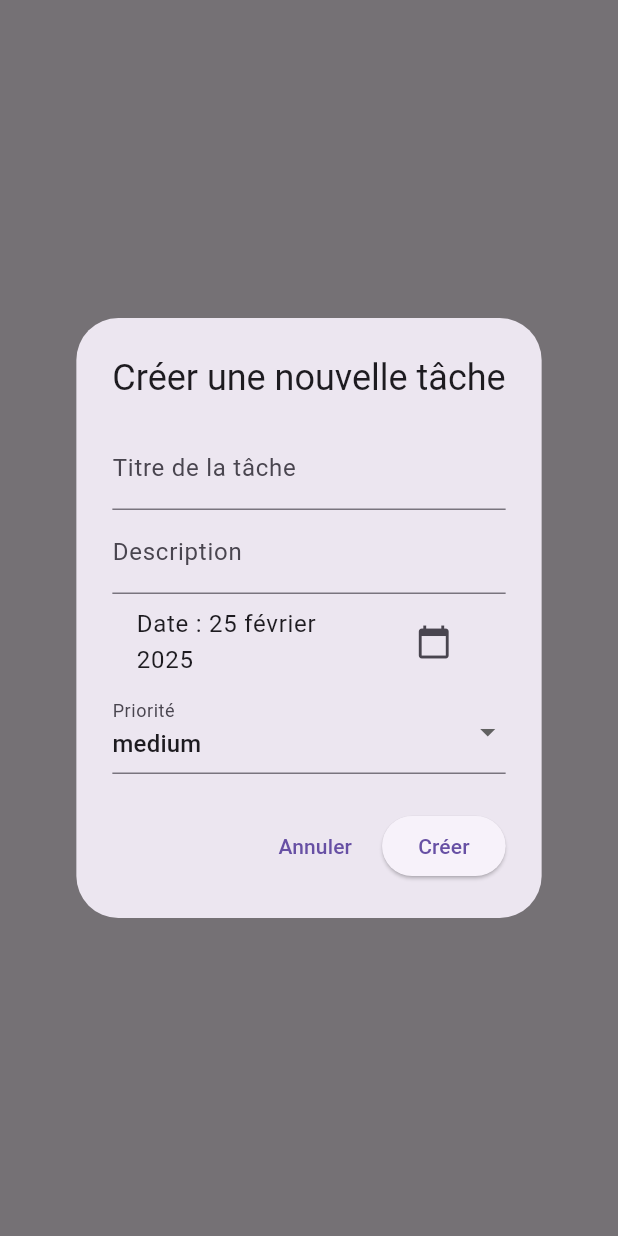
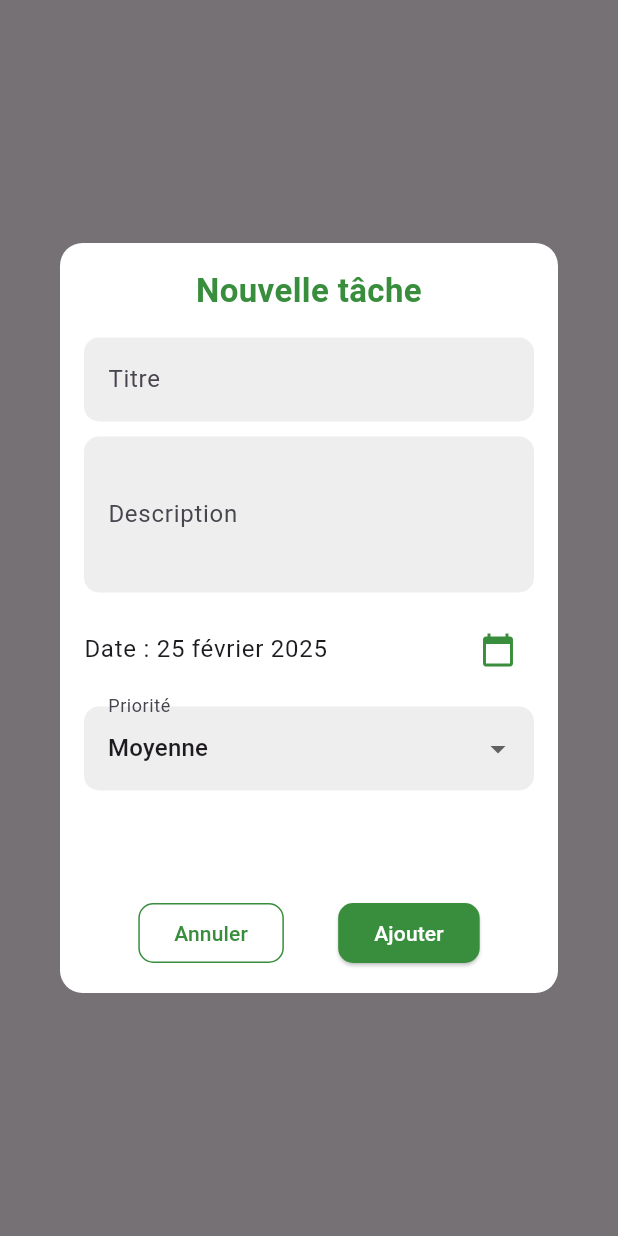
Before and after one commit to naelbenaissa/LeafGuard, a Flutter app: what show() shows on an empty page, opened directly with empty values, on a phone screen of 412 x 824 dp. Run offline on Flutter 3.47's test engine with Material 3 defaults, Android fonts, the phone set to English and light mode, and no system bars; our stand-ins replace camera, go_router, image_picker, sqflite, supabase_flutter, table_calendar; accounts and stored records are empty; network calls fail.

Commit message:
Design dialog ajout tache

```diff
--- a/lib/views/tasks_calendar/widgets/dialog/create_task_dialog.dart
+++ b/lib/views/tasks_calendar/widgets/dialog/create_task_dialog.dart
@@ -23,23 +23,64 @@ class CreateTask {
     showDialog(
       context: context,
       builder: (context) {
-        return AlertDialog(
-          title: const Text("Créer une nouvelle tâche"),
-          content: Column(
+        return Dialog(
+          backgroundColor: Colors.white,
+          shape: RoundedRectangleBorder(
+            borderRadius: BorderRadius.circular(15),
+          ),
+          child: SizedBox(
+            width: 400,
+            height: 500,
+            child: Padding(
+              padding: const EdgeInsets.all(16),
+              child: Column(
                 mainAxisSize: MainAxisSize.min,
                 children: [
+                  Text(
+                    "Nouvelle tâche",
+                    style: TextStyle(
+                      fontSize: 22,
+                      fontWeight: FontWeight.bold,
+                      color: Colors.green[700],
+                    ),
+                    textAlign: TextAlign.center,
+                  ),
+                  const SizedBox(height: 16),
                   TextField(
-                decoration: const InputDecoration(labelText: "Titre de la tâche"),
+                    decoration: InputDecoration(
+                      labelText: "Titre",
+                      filled: true,
+                      fillColor: Colors.grey[200],
+                      border: OutlineInputBorder(
+                        borderRadius: BorderRadius.circular(10),
+                        borderSide: BorderSide.none,
+                      ),
+                    ),
                     onChanged: (value) => title = value,
                   ),
+                  const SizedBox(height: 10),
                   TextField(
-                decoration: const InputDecoration(labelText: "Description"),
+                    maxLines: 3,
+                    decoration: InputDecoration(
+                      labelText: "Description",
+                      filled: true,
+                      fillColor: Colors.grey[200],
+                      border: OutlineInputBorder(
+                        borderRadius: BorderRadius.circular(10),
+                        borderSide: BorderSide.none,
+                      ),
+                    ),
                     onChanged: (value) => description = value,
                   ),
+                  const SizedBox(height: 10),
                   ListTile(
-                title: Text("Date : ${DateFormat.yMMMMd('fr_CA').format(selectedDate)}"),
+                    contentPadding: EdgeInsets.zero,
+                    title: Text(
+                      "Date : ${DateFormat.yMMMMd('fr_CA').format(selectedDate)}",
+                      style: const TextStyle(fontSize: 16),
+                    ),
                     trailing: IconButton(
-                  icon: const Icon(Icons.calendar_today),
+                      icon: Icon(Icons.calendar_today, color: Colors.green[700]),
                       onPressed: () async {
                         DateTime? pickedDate = await showDatePicker(
                           context: context,
@@ -53,13 +94,26 @@ class CreateTask {
                       },
                     ),
                   ),
+                  const SizedBox(height: 10),
                   DropdownButtonFormField<String>(
                     value: priority,
-                decoration: const InputDecoration(labelText: "Priorité"),
-                items: ["low", "medium", "high"].map((String value) {
+                    decoration: InputDecoration(
+                      labelText: "Priorité",
+                      filled: true,
+                      fillColor: Colors.grey[200],
+                      border: OutlineInputBorder(
+                        borderRadius: BorderRadius.circular(10),
+                        borderSide: BorderSide.none,
+                      ),
+                    ),
+                    items: [
+                      {"value": "low", "label": "Basse"},
+                      {"value": "medium", "label": "Moyenne"},
+                      {"value": "high", "label": "Haute"},
+                    ].map((item) {
                       return DropdownMenuItem<String>(
-                    value: value,
-                    child: Text(value),
+                        value: item["value"],
+                        child: Text(item["label"]!),
                       );
                     }).toList(),
                     onChanged: (value) {
@@ -68,11 +122,19 @@ class CreateTask {
                       }
                     },
                   ),
-            ],
+                  const Spacer(),
+                  Row(
+                    mainAxisAlignment: MainAxisAlignment.spaceEvenly,
+                    children: [
+                      OutlinedButton(
+                        onPressed: () => Navigator.of(context).pop(),
+                        style: OutlinedButton.styleFrom(
+                          foregroundColor: Colors.green[700],
+                          side: BorderSide(color: Colors.green[700]!),
+                          shape: RoundedRectangleBorder(
+                            borderRadius: BorderRadius.circular(10),
                           ),
-          actions: [
-            TextButton(
-              onPressed: () => Navigator.of(context).pop(),
+                        ),
                         child: const Text("Annuler"),
                       ),
                       ElevatedButton(
@@ -100,15 +162,25 @@ class CreateTask {
 
                             Navigator.of(context).pop();
                           } catch (e) {
-
                             ScaffoldMessenger.of(context).showSnackBar(
                               SnackBar(content: Text("Erreur: $e")),
                             );
                           }
                         },
-              child: const Text("Créer"),
+                        style: ElevatedButton.styleFrom(
+                          backgroundColor: Colors.green[700],
+                          shape: RoundedRectangleBorder(
+                            borderRadius: BorderRadius.circular(10),
+                          ),
+                        ),
+                        child: const Text("Ajouter", style: TextStyle(color: Colors.white)),
                       ),
                     ],
+                  ),
+                ],
+              ),
+            ),
+          ),
         );
       },
     );
```
Lines whose indentation alone changed are shown as unchanged.
